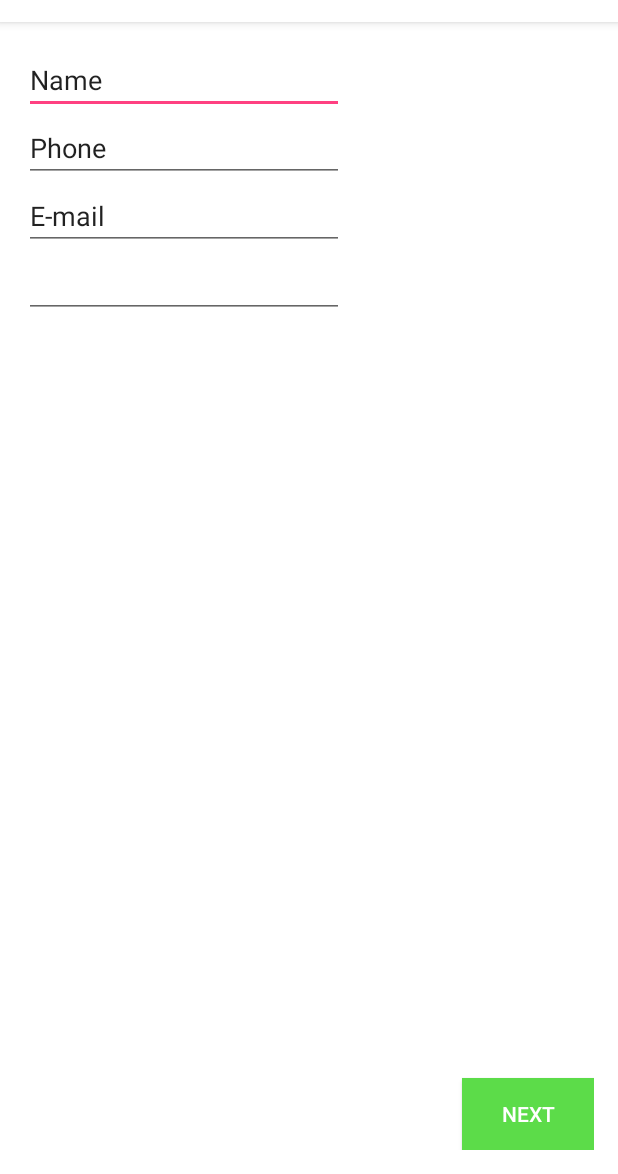
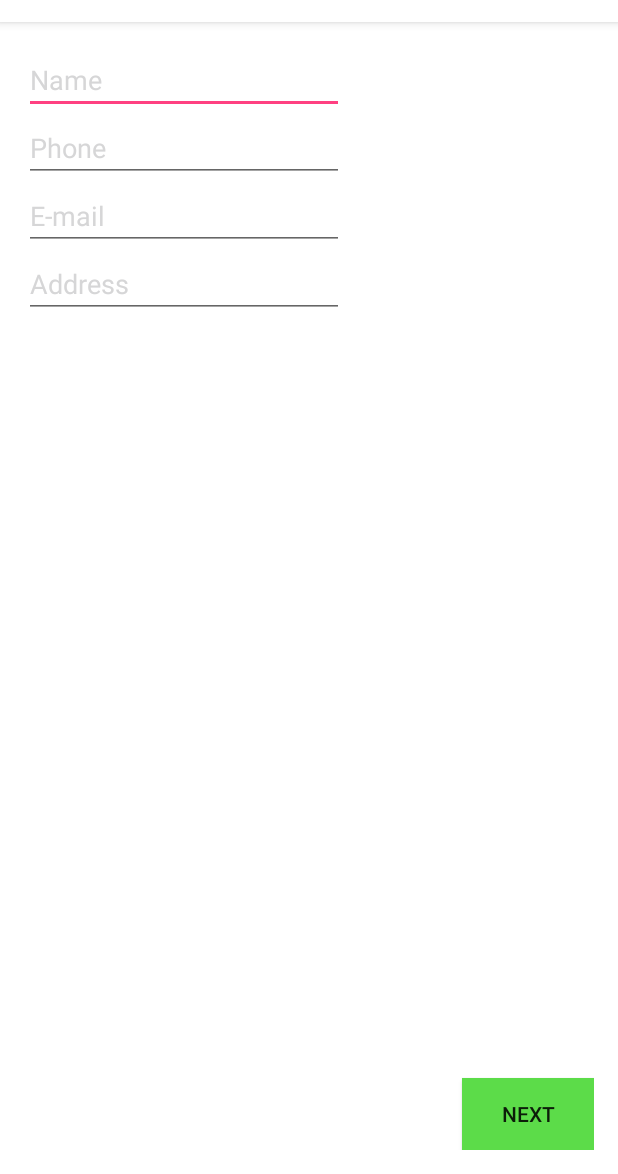
Before and after one commit to tylerdegraaff/easyspot, an Android app: the BookingGeneralActivity screen opened directly, with no data from a screen before it, on a phone screen of 412 x 824 dp, the part 62-1236 px from its top. Run offline under Robolectric (Android 15) with nearby library versions, the phone set to English and light mode, and no system bars.

Commit message:
no message

```diff
--- a/app/src/main/res/layout/activity_general_booking.xml
+++ b/app/src/main/res/layout/activity_general_booking.xml
@@ -18,7 +18,8 @@
         android:ems="10"
         android:id="@+id/booking_name"
         android:layout_alignParentTop="true"
-        android:layout_alignParentStart="true" />
+        android:layout_alignParentStart="true"
+        android:textColor="@color/abc_input_method_navigation_guard"/>
 
     <EditText
         android:layout_width="wrap_content"
@@ -26,9 +27,11 @@
         android:inputType="phone"
         android:ems="10"
         android:id="@+id/booking_phone"
+        android:phoneNumber="true"
+        android:text="@string/phoneNumber"
+        android:textColor="@color/abc_input_method_navigation_guard"
         android:layout_below="@+id/booking_name"
-        android:layout_alignParentStart="true"
-        android:text="@string/phoneNumber" />
+        android:layout_alignParentStart="true" />
 
     <EditText
         android:layout_width="wrap_content"
@@ -36,9 +39,10 @@
         android:inputType="textEmailAddress"
         android:ems="10"
         android:id="@+id/booking_email"
+        android:text="@string/Email"
         android:layout_below="@+id/booking_phone"
         android:layout_alignParentStart="true"
-        android:text="@string/Email" />
+        android:textColor="@color/abc_input_method_navigation_guard"/>
 
     <EditText
         android:layout_width="wrap_content"
@@ -46,8 +50,10 @@
         android:inputType="textPostalAddress"
         android:ems="10"
         android:id="@+id/booking_adress"
+        android:text="@string/Address"
         android:layout_below="@+id/booking_email"
-        android:layout_alignParentStart="true" />
+        android:layout_alignParentStart="true"
+        android:textColor="@color/abc_input_method_navigation_guard"/>
 
     <Button
         android:layout_width="wrap_content"
@@ -56,7 +62,6 @@
         android:id="@+id/booking_step_next"
         android:layout_alignParentBottom="true"
         android:layout_alignParentEnd="true"
-        android:background="@color/colorSecondary"
-        android:textColor="@color/colorPrimary"
-        android:onClick="NextStep" />
+        android:onClick="NextStep"
+        android:background="@color/colorSecondary" />
 </RelativeLayout>
--- a/app/src/main/res/values/strings.xml
+++ b/app/src/main/res/values/strings.xml
@@ -1,4 +1,5 @@
 <resources>
+    // App General
     <string name="app_name">EasySpot</string>
 
 
@@ -6,5 +7,10 @@
     <string name="name">Name</string>
     <string name="phoneNumber">Phone</string>
     <string name="Email">E-mail</string>
+    <string name="Address">Address</string>
+    <string name="Start_date">Start date</string>
+    <string name="End_date">End date</string>
+
+    // Buttons
     <string name="btn_next">Next</string>
 </resources>
```
Also changed, not shown: app/src/main/res/layout/activity_booking_camping.xml (+22 -0 lines).
